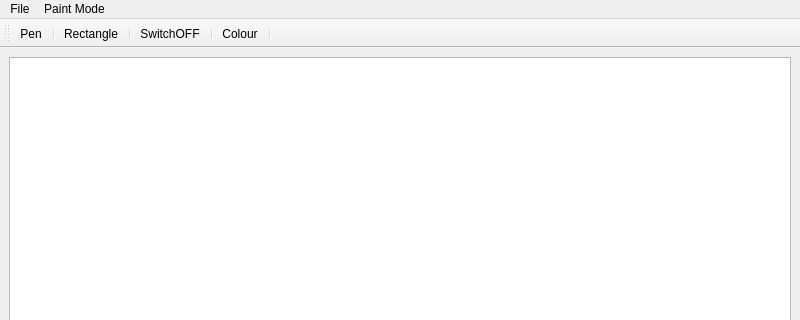
Above: paint.ui from KirillBy/QT_Paint before the change; both pictures show x 0 to 800 and y 0 to 320 of the 800 by 600 pixel window. Below: the same form after it.
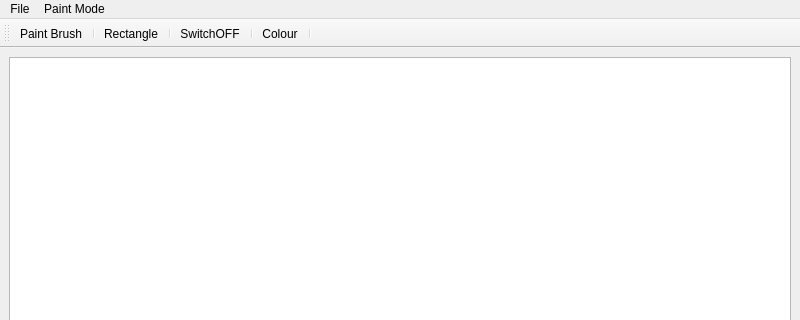
That is the form after the change. Icons and pictures are not drawn.

The edit to the form file:
```diff
--- a/paint.ui
+++ b/paint.ui
@@ -73,7 +73,7 @@
      <normaloff>:/Pictures/Paint-Brush.png</normaloff>:/Pictures/Paint-Brush.png</iconset>
    </property>
    <property name="text">
-    <string>Pen</string>
+    <string>Paint Brush</string>
    </property>
   </action>
   <action name="actionSwitchOFF">
```
Left out of the diff: 8 changed lines with no effect on the pictures.
